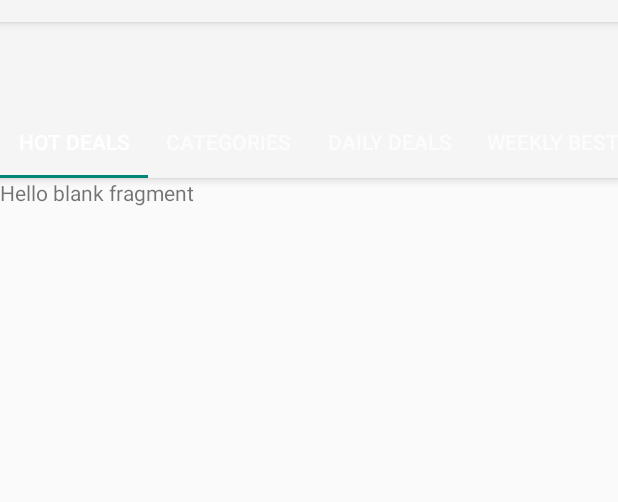
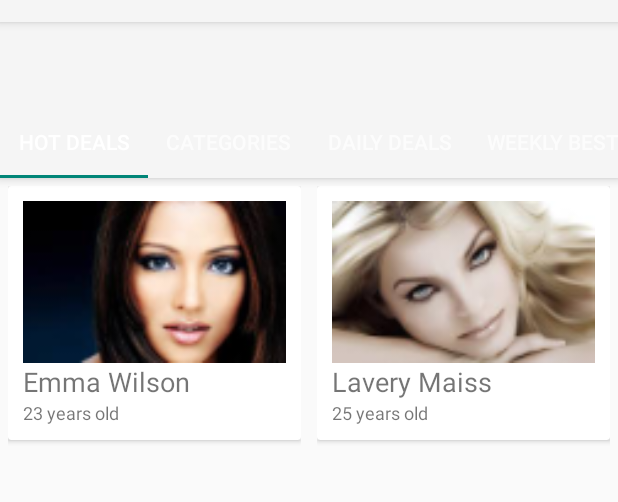
Before and after one commit to mohsinhussain/AwokAndroidApp, an Android app: the screen it shows after launch (MainActivity), on a phone screen of 412 x 824 dp, the part 62-564 px from its top. Run offline under Robolectric (Android 15) with nearby library versions, the light colour scheme and no system bars; 1 statement that could not run was skipped.

Commit message:
Hot deals layout structure implemented

```diff
--- a/app/build.gradle
+++ b/app/build.gradle
@@ -24,4 +24,6 @@ dependencies {
     compile 'com.android.support:appcompat-v7:23.0.0'
     compile 'com.android.support:design:23.0.0'
     compile 'com.android.support:support-v4:23.0.0'
+    compile 'com.android.support:recyclerview-v7:23.0.+'
+    compile 'com.android.support:cardview-v7:23.0.+'
 }
--- /dev/null
+++ b/app/src/main/java/com/awok/moshin/awok/Adapters/HotDealsAdapter.java
@@ -0,0 +1,67 @@
+package com.awok.moshin.awok.Adapters;
+
+import android.support.v7.widget.CardView;
+import android.support.v7.widget.RecyclerView;
+import android.view.LayoutInflater;
+import android.view.View;
+import android.view.ViewGroup;
+import android.widget.ImageView;
+import android.widget.TextView;
+
+import com.awok.moshin.awok.Models.Person;
+import com.awok.moshin.awok.R;
+
+import java.util.List;
+
+/**
+ * Created by moshin on 9/6/2015.
+ */
+public class HotDealsAdapter extends RecyclerView.Adapter<HotDealsAdapter.PersonViewHolder>{
+
+    @Override
+    public PersonViewHolder onCreateViewHolder(ViewGroup parent, int viewType) {
+        View v = LayoutInflater.from(parent.getContext()).inflate(R.layout.item, parent, false);
+        PersonViewHolder pvh = new PersonViewHolder(v);
+        return pvh;
+    }
+
+    @Override
+    public void onBindViewHolder(PersonViewHolder holder, int i) {
+        holder.personName.setText(persons.get(i).name);
+        holder.personAge.setText(persons.get(i).age);
+        holder.personPhoto.setImageResource(persons.get(i).photoId);
+    }
+
+    @Override
+    public int getItemCount() {
+        return persons.size();
+    }
+
+    @Override
+    public void onAttachedToRecyclerView(RecyclerView recyclerView) {
+        super.onAttachedToRecyclerView(recyclerView);
+    }
+
+
+    List<Person> persons;
+
+    public HotDealsAdapter(List<Person> persons){
+        this.persons = persons;
+    }
+
+    public static class PersonViewHolder extends RecyclerView.ViewHolder {
+        CardView mCardView;
+        TextView personName;
+        TextView personAge;
+        ImageView personPhoto;
+
+        PersonViewHolder(View itemView) {
+            super(itemView);
+            mCardView = (CardView)itemView.findViewById(R.id.cv);
+            personName = (TextView)itemView.findViewById(R.id.person_name);
+            personAge = (TextView)itemView.findViewById(R.id.person_age);
+            personPhoto = (ImageView)itemView.findViewById(R.id.person_photo);
+        }
+    }
+
+}
--- a/app/src/main/java/com/awok/moshin/awok/Home_Fragment.java
+++ b/app/src/main/java/com/awok/moshin/awok/Home_Fragment.java
@@ -1,6 +1,7 @@
 package com.awok.moshin.awok;
 
 
+import android.app.Activity;
 import android.os.Bundle;
 import android.support.v4.app.Fragment;
 import android.view.LayoutInflater;
@@ -9,8 +10,9 @@ import android.view.ViewGroup;
 
 public class Home_Fragment extends Fragment {
 
+    public Home_Fragment(){}
 
-    public Home_Fragment() {
+    public Home_Fragment(Activity activity) {
         // Required empty public constructor
     }
 
--- /dev/null
+++ b/app/src/main/java/com/awok/moshin/awok/HotDealsFragment.java
@@ -0,0 +1,74 @@
+package com.awok.moshin.awok;
+
+
+import android.app.Activity;
+import android.content.Context;
+import android.os.Bundle;
+import android.support.v4.app.Fragment;
+import android.support.v7.widget.GridLayoutManager;
+import android.support.v7.widget.RecyclerView;
+import android.view.LayoutInflater;
+import android.view.View;
+import android.view.ViewGroup;
+
+import com.awok.moshin.awok.Adapters.HotDealsAdapter;
+import com.awok.moshin.awok.Models.Person;
+
+import java.util.ArrayList;
+import java.util.List;
+
+public class HotDealsFragment extends Fragment {
+
+    RecyclerView mRecyclerView;
+    HotDealsAdapter mAdapter;
+    public HotDealsFragment(){}
+
+
+    @Override
+    public View onCreateView(LayoutInflater inflater, ViewGroup container,
+                             Bundle savedInstanceState) {
+        // Inflate the layout for this fragment
+        View mView = inflater.inflate(R.layout.fragment_hot_deals, container, false);
+        mRecyclerView = (RecyclerView) mView.findViewById(R.id.dealsRecyclerView);
+
+        mRecyclerView.setHasFixedSize(true);
+
+        GridLayoutManager mLayoutManager = new GridLayoutManager(getActivity(), 2);
+        mRecyclerView.setLayoutManager(mLayoutManager);
+
+
+        initializeData();
+
+
+
+        return mView;
+    }
+
+
+
+
+    //Stub Class to populate data
+
+
+    private List<Person> persons;
+
+    // This method creates an ArrayList that has three Person objects
+// Checkout the project associated with this tutorial on Github if
+// you want to use the same images.
+    private void initializeData(){
+        persons = new ArrayList<>();
+        persons.add(new Person("Emma Wilson", "23 years old", R.drawable.emma));
+        persons.add(new Person("Lavery Maiss", "25 years old", R.drawable.lavery));
+        persons.add(new Person("Lillie Watts", "35 years old", R.drawable.lillie));
+
+        mAdapter = new HotDealsAdapter(persons);
+        mRecyclerView.setAdapter(mAdapter);
+    }
+
+
+
+
+
+
+
+}
--- a/app/src/main/java/com/awok/moshin/awok/MainActivity.java
+++ b/app/src/main/java/com/awok/moshin/awok/MainActivity.java
@@ -60,14 +60,6 @@ private DrawerLayout mDrawerLayout;
         TabLayout tabLayout = (TabLayout) findViewById(R.id.tabs);
         tabLayout.setTabMode(TabLayout.MODE_SCROLLABLE);
         tabLayout.setupWithViewPager(viewPager);
-
-
-
-
-
-
-
-
     }
 
 
@@ -145,7 +137,7 @@ private DrawerLayout mDrawerLayout;
 
     private void setupViewPager(ViewPager viewPager) {
         Adapter adapter = new Adapter(getSupportFragmentManager());
-        adapter.addFragment(new Home_Fragment(), "Hot Deals");
+        adapter.addFragment(new HotDealsFragment(), "Hot Deals");
         adapter.addFragment(new Home_Fragment(), "Categories");
         adapter.addFragment(new Home_Fragment(), "Daily Deals");
         adapter.addFragment(new Home_Fragment(), "Weekly Best Sellers");
--- /dev/null
+++ b/app/src/main/java/com/awok/moshin/awok/Models/Person.java
@@ -0,0 +1,16 @@
+package com.awok.moshin.awok.Models;
+
+/**
+ * Created by moshin on 9/6/2015.
+ */
+public class Person {
+    public String name;
+    public String age;
+    public int photoId;
+
+    public Person(String name, String age, int photoId) {
+        this.name = name;
+        this.age = age;
+        this.photoId = photoId;
+    }
+}
--- /dev/null
+++ b/app/src/main/res/layout/fragment_hot_deals.xml
@@ -0,0 +1,12 @@
+<FrameLayout xmlns:android="http://schemas.android.com/apk/res/android"
+    xmlns:tools="http://schemas.android.com/tools" android:layout_width="match_parent"
+    android:layout_height="match_parent" tools:context="com.awok.moshin.awok.Home_Fragment">
+
+
+
+    <android.support.v7.widget.RecyclerView
+        android:layout_width="match_parent"
+        android:layout_height="match_parent"
+        android:id="@+id/dealsRecyclerView"
+        />
+</FrameLayout>
--- /dev/null
+++ b/app/src/main/res/layout/item.xml
@@ -0,0 +1,46 @@
+<?xml version="1.0" encoding="utf-8"?>
+<LinearLayout xmlns:android="http://schemas.android.com/apk/res/android"
+    android:layout_width="match_parent" android:layout_height="match_parent"
+    android:padding="5dp"
+    >
+
+    <android.support.v7.widget.CardView
+        android:layout_width="match_parent"
+        android:layout_height="wrap_content"
+        android:id="@+id/cv"
+        >
+
+        <RelativeLayout
+            android:layout_width="match_parent"
+            android:layout_height="wrap_content"
+            android:padding="10dp"
+            >
+
+            <ImageView
+                android:layout_width="match_parent"
+                android:layout_height="wrap_content"
+                android:id="@+id/person_photo"
+                android:layout_alignParentTop="true"
+                android:adjustViewBounds="true" />
+
+            <TextView
+                android:layout_width="wrap_content"
+                android:layout_height="wrap_content"
+                android:id="@+id/person_name"
+                android:layout_below="@+id/person_photo"
+                android:textSize="18sp"
+                />
+
+            <TextView
+                android:layout_width="wrap_content"
+                android:layout_height="wrap_content"
+                android:id="@+id/person_age"
+                android:textSize="12sp"
+                android:layout_below="@+id/person_name"
+                />
+
+        </RelativeLayout>
+
+    </android.support.v7.widget.CardView>
+
+</LinearLayout>
```
Also changed, not shown: app/src/main/res/drawable-xxxhdpi/emma.jpg (added), app/src/main/res/drawable-xxxhdpi/lavery.jpg (added), app/src/main/res/drawable-xxxhdpi/lillie.jpg (added), 1 other file.
